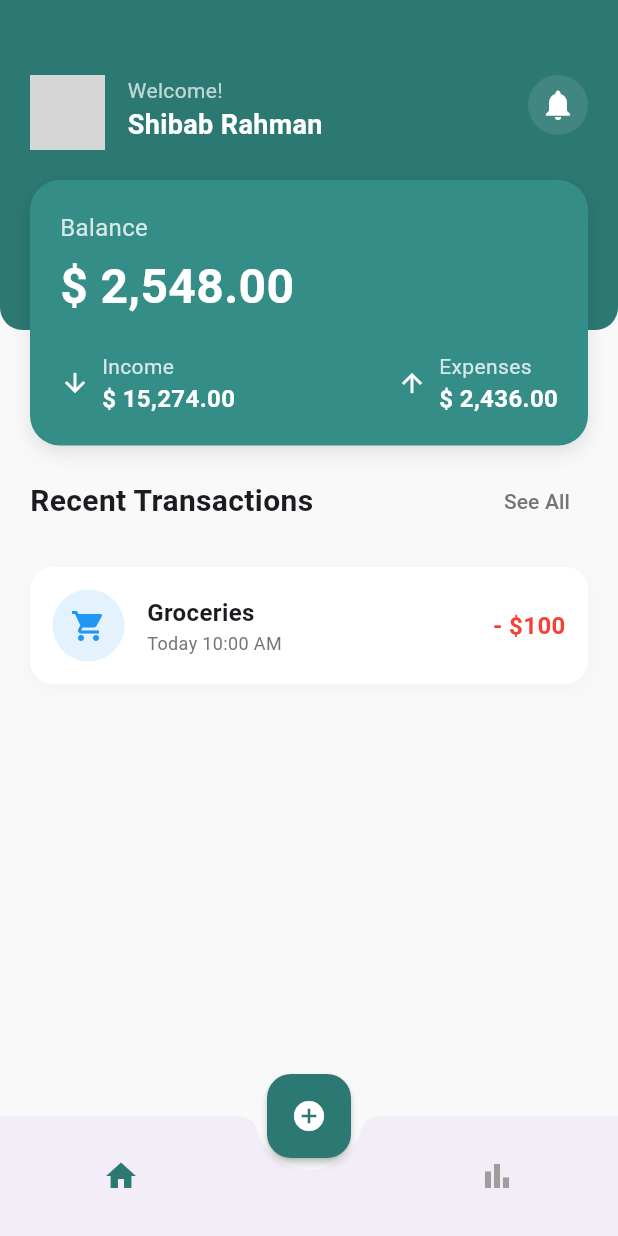
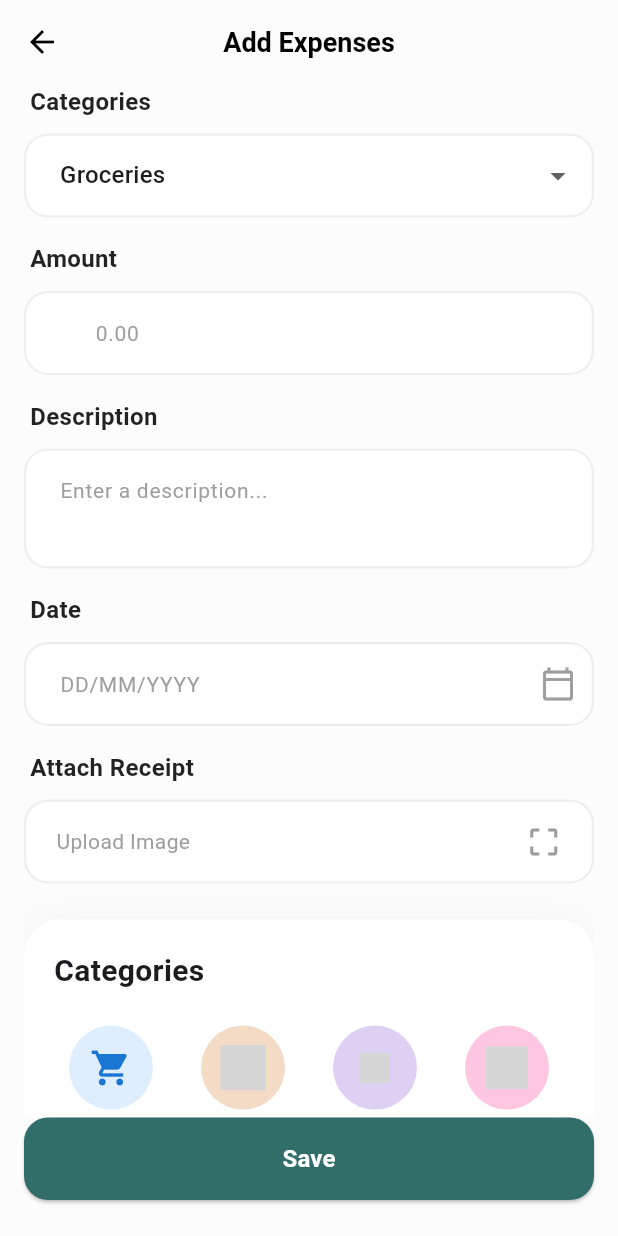
Before and after one commit to rrma1710/mtf_expense_tracker_flutter, a Flutter app: the FinanceHomePage screen opened directly, after a tap on the "add circle" icon, on a phone screen of 412 x 824 dp. Run offline on Flutter 3.47's test engine with Material 3 defaults, Android fonts, the phone set to English and light mode, and no system bars; our stand-ins replace flutter_svg, google_fonts; network calls fail; grey boxes are pictures that could not be loaded.

Commit message:
update add expense

```diff
--- /dev/null
+++ b/expense_tracker/lib/page/add_expanse_page.dart
@@ -0,0 +1,357 @@
+import 'package:flutter/material.dart';
+import 'package:flutter_svg/flutter_svg.dart';
+
+class AddExpensePage extends StatefulWidget {
+  const AddExpensePage({super.key});
+
+  @override
+  State<AddExpensePage> createState() => _AddExpensePageState();
+}
+
+class _AddExpensePageState extends State<AddExpensePage> {
+  String? _selectedCategory = 'Groceries';
+  final List<String> _categories = [
+    'Groceries',
+    'Entertainment',
+    'Transportation',
+    'Shopping',
+    'Food & Drinks',
+    'Fitness',
+    'Insurance',
+  ];
+
+  // Data untuk grid kategori
+  final List<Map<String, dynamic>> categoryGridItems = [
+    {
+      'icon': Icons.shopping_cart,
+      'label': 'Groceries',
+      'color': const Color(0xFFDEEEFF),
+      'iconColor': Colors.blue.shade700,
+    },
+    {
+      'icon': 'assets/icon/entertainment.svg',
+      'label': 'Entertainment',
+      'color': const Color(0xFFF3DBC5),
+      'size': 30.0,
+    },
+    {
+      'icon': 'assets/icon/Transportation.svg',
+      'label': 'Transportation',
+      'color': const Color(0xFFDDD0F3),
+      'size': 20.0,
+    },
+    {
+      'icon': 'assets/icon/Shopping.svg',
+      'label': 'Shopping',
+      'color': const Color(0xFFFFC6E2),
+    },
+    {
+      'icon': 'assets/icon/food.svg',
+      'label': 'Food & Drinks',
+      'color': const Color(0xFFFCE5BB),
+      'size': 30.0,
+    },
+    {
+      'icon': 'assets/icon/Fitnes.svg',
+      'label': 'Fitness',
+      'color': const Color(0xFF87DCD7),
+      'size': 30.0,
+    },
+    {
+      'icon': 'assets/icon/Insurance.svg',
+      'label': 'Insurance',
+      'color': const Color(0xFF98EAFF),
+    },
+    {
+      'icon': Icons.more_horiz,
+      'label': 'Other',
+      'color': const Color(0xFF538582),
+      'size': 30.0,
+      // Tidak ada iconColor, akan pakai warna default (putih)
+    },
+  ];
+
+  InputDecoration _buildInputDecoration({
+    String? hintText,
+    Widget? suffixIcon,
+    String? prefixText,
+  }) {
+    return InputDecoration(
+      hintText: hintText,
+      suffixIcon: suffixIcon,
+      prefixText: prefixText,
+      filled: true,
+      fillColor: Colors.white,
+      contentPadding: const EdgeInsets.symmetric(horizontal: 20, vertical: 16),
+      border: OutlineInputBorder(
+        borderRadius: BorderRadius.circular(16),
+        borderSide: BorderSide.none,
+      ),
+      enabledBorder: OutlineInputBorder(
+        borderRadius: BorderRadius.circular(16),
+        borderSide: BorderSide(color: Colors.grey.shade200, width: 1.5),
+      ),
+      focusedBorder: OutlineInputBorder(
+        borderRadius: BorderRadius.circular(16),
+        borderSide: BorderSide(color: const Color(0xFF316D69), width: 1.5),
+      ),
+      hintStyle: const TextStyle(color: Colors.grey, fontSize: 14),
+      prefixStyle: const TextStyle(color: Colors.black, fontSize: 16),
+    );
+  }
+
+  @override
+  Widget build(BuildContext context) {
+    const scaffoldBgColor = Color(0xFFFCFCFC);
+
+    return Scaffold(
+      backgroundColor: scaffoldBgColor,
+      appBar: AppBar(
+        backgroundColor: scaffoldBgColor,
+        surfaceTintColor: Colors.transparent,
+        elevation: 0,
+        centerTitle: true,
+        leading: const Icon(Icons.arrow_back, color: Colors.black),
+        title: const Text(
+          'Add Expenses',
+          style: TextStyle(
+            color: Colors.black,
+            fontSize: 18,
+            fontWeight: FontWeight.bold,
+          ),
+        ),
+      ),
+      body: Padding(
+        padding: const EdgeInsets.symmetric(horizontal: 16.0),
+        child: Column(
+          crossAxisAlignment: CrossAxisAlignment.start,
+          children: [
+            Expanded(
+              child: SingleChildScrollView(
+                child: Column(
+                  crossAxisAlignment: CrossAxisAlignment.start,
+                  children: [
+                    _buildSectionTitle('Categories'),
+                    DropdownButtonFormField<String>(
+                      value: _selectedCategory,
+                      items: _categories.map((String category) {
+                        return DropdownMenuItem<String>(
+                          value: category,
+                          child: Text(category),
+                        );
+                      }).toList(),
+                      onChanged: (newValue) {
+                        setState(() {
+                          _selectedCategory = newValue;
+                        });
+                      },
+                      decoration: _buildInputDecoration(),
+                    ),
+                    const SizedBox(height: 16),
+                    _buildSectionTitle('Amount'),
+                    TextFormField(
+                      keyboardType: TextInputType.number,
+                      decoration: _buildInputDecoration(
+                        hintText: '0.00',
+                        prefixText: 'Rp ',
+                      ),
+                    ),
+                    const SizedBox(height: 16),
+                    _buildSectionTitle('Description'),
+                    TextFormField(
+                      maxLines: 2,
+                      decoration: _buildInputDecoration(
+                        hintText: 'Enter a description...',
+                      ),
+                    ),
+                    const SizedBox(height: 16),
+                    _buildSectionTitle('Date'),
+                    TextFormField(
+                      readOnly: true,
+                      decoration: _buildInputDecoration(
+                        hintText: 'DD/MM/YYYY',
+                        suffixIcon: const Icon(
+                          Icons.calendar_today_outlined,
+                          color: Colors.grey,
+                        ),
+                      ),
+                      onTap: () {},
+                    ),
+                    const SizedBox(height: 16),
+                    _buildSectionTitle('Attach Receipt'),
+                    GestureDetector(
+                      onTap: () {},
+                      child: Container(
+                        height: 56,
+                        padding: const EdgeInsets.symmetric(horizontal: 20),
+                        decoration: BoxDecoration(
+                          color: Colors.white,
+                          borderRadius: BorderRadius.circular(16),
+                          border: Border.all(
+                            color: Colors.grey.shade200,
+                            width: 1.5,
+                          ),
+                        ),
+                        child: const Row(
+                          mainAxisAlignment: MainAxisAlignment.spaceBetween,
+                          children: [
+                            Text(
+                              'Upload Image',
+                              style: TextStyle(
+                                color: Colors.grey,
+                                fontSize: 14,
+                              ),
+                            ),
+                            Icon(Icons.crop_free, color: Colors.grey),
+                          ],
+                        ),
+                      ),
+                    ),
+                    const SizedBox(height: 24),
+                    Container(
+                      padding: const EdgeInsets.all(20.0),
+                      decoration: BoxDecoration(
+                        color: Colors.white,
+                        borderRadius: BorderRadius.circular(24.0),
+                        boxShadow: [
+                          BoxShadow(
+                            color: Colors.black.withOpacity(0.05),
+                            spreadRadius: 0,
+                            blurRadius: 20,
+                            offset: const Offset(0, 5),
+                          ),
+                        ],
+                      ),
+                      child: Column(
+                        crossAxisAlignment: CrossAxisAlignment.start,
+                        mainAxisSize: MainAxisSize.min,
+                        children: [
+                          const Text(
+                            'Categories',
+                            style: TextStyle(
+                              fontSize: 20,
+                              fontWeight: FontWeight.bold,
+                            ),
+                          ),
+                          const SizedBox(height: 20),
+                          GridView.builder(
+                            shrinkWrap: true,
+                            physics: const NeverScrollableScrollPhysics(),
+                            gridDelegate:
+                                const SliverGridDelegateWithFixedCrossAxisCount(
+                                  crossAxisCount: 4,
+                                  crossAxisSpacing: 12,
+                                  mainAxisSpacing: 16,
+                                  childAspectRatio: 0.9,
+                                ),
+                            itemCount: categoryGridItems.length,
+                            itemBuilder: (context, index) {
+                              final item = categoryGridItems[index];
+                              return _buildCategoryGridItem(
+                                item['icon'],
+                                item['label'],
+                                item['color'],
+                                iconSize:
+                                    (item['size'] as num?)?.toDouble() ?? 28.0,
+                                iconColor:
+                                    item['iconColor'], // <-- DIUBAH: Mengirim data iconColor
+                              );
+                            },
+                          ),
+                        ],
+                      ),
+                    ),
+                    const SizedBox(height: 24),
+                  ],
+                ),
+              ),
+            ),
+          ],
+        ),
+      ),
+      bottomNavigationBar: Padding(
+        padding: const EdgeInsets.fromLTRB(16, 0, 16, 24),
+        child: ElevatedButton(
+          onPressed: () {},
+          style: ElevatedButton.styleFrom(
+            padding: const EdgeInsets.symmetric(vertical: 16),
+            backgroundColor: const Color(0xFF316D69),
+            shape: RoundedRectangleBorder(
+              borderRadius: BorderRadius.circular(16),
+            ),
+          ),
+          child: const Text(
+            'Save',
+            style: TextStyle(
+              fontSize: 16,
+              fontWeight: FontWeight.bold,
+              color: Colors.white,
+            ),
+          ),
+        ),
+      ),
+    );
+  }
+
+  Widget _buildSectionTitle(String title) {
+    return Padding(
+      padding: const EdgeInsets.only(bottom: 10.0, left: 4.0),
+      child: Text(
+        title,
+        style: const TextStyle(
+          fontSize: 16,
+          fontWeight: FontWeight.w600,
+          color: Colors.black87,
+        ),
+      ),
+    );
+  }
+
+  // DIUBAH: Menerima parameter iconColor
+  Widget _buildCategoryGridItem(
+    dynamic icon,
+    String label,
+    Color color, {
+    double iconSize = 28.0,
+    Color? iconColor,
+  }) {
+    Widget iconWidget;
+    if (icon is String) {
+      final iconPath = icon.endsWith('.svg') ? icon : '$icon.svg';
+
+      iconWidget = SvgPicture.asset(
+        iconPath,
+        width: iconSize,
+        height: iconSize,
+      );
+    } else if (icon is IconData) {
+      // DIUBAH: Menggunakan warna dari parameter
+      iconWidget = Icon(
+        icon,
+        // Jika iconColor tidak ada, maka pakai warna putih sebagai default
+        color: iconColor ?? Colors.white,
+        size: iconSize,
+      );
+    } else {
+      iconWidget = const SizedBox.shrink();
+    }
+    return Column(
+      mainAxisAlignment: MainAxisAlignment.center,
+      children: [
+        CircleAvatar(radius: 28, backgroundColor: color, child: iconWidget),
+        const SizedBox(height: 8),
+        Text(
+          label,
+          textAlign: TextAlign.center,
+          maxLines: 1,
+          style: const TextStyle(
+            fontSize: 12,
+            color: Colors.black54,
+            fontWeight: FontWeight.w500,
+          ),
+          overflow: TextOverflow.ellipsis,
+        ),
+      ],
+    );
+  }
+}
--- a/expense_tracker/lib/page/balance_page.dart
+++ b/expense_tracker/lib/page/balance_page.dart
@@ -1,3 +1,4 @@
+import 'package:coba/page/add_expanse_page.dart';
 import 'package:flutter/material.dart';
 import 'package:flutter/services.dart';
 
@@ -19,6 +20,7 @@ class Transaction {
     required this.iconColor,
   });
 }
+
 // --- DIUBAH: Dari StatelessWidget menjadi StatefulWidget ---
 class FinanceHomePage extends StatefulWidget {
   const FinanceHomePage({super.key});
@@ -89,7 +91,13 @@ class _FinanceHomePageState extends State<FinanceHomePage> {
         ),
       ),
       floatingActionButton: FloatingActionButton(
-        onPressed: () {},
+        onPressed: () {
+          Navigator.push(
+            // ← Sekarang akan bekerja
+            context,
+            MaterialPageRoute(builder: (context) => AddExpensePage()),
+          );
+        },
         backgroundColor: const Color(0xFF2C7873),
         child: const Icon(Icons.add_circle, color: Colors.white),
         elevation: 2.0,
@@ -145,20 +153,25 @@ class _FinanceHomePageState extends State<FinanceHomePage> {
                   const CircleAvatar(
                     radius: 25,
                     backgroundImage: NetworkImage(
-                        'https://i.pravatar.cc/150?img=32'),
+                      'https://i.pravatar.cc/150?img=32',
+                    ),
                   ),
                   const SizedBox(width: 15),
                   const Column(
                     crossAxisAlignment: CrossAxisAlignment.start,
                     children: [
-                      Text('Welcome!',
-                          style:
-                          TextStyle(color: Colors.white70, fontSize: 14)),
-                      Text('Shibab Rahman',
+                      Text(
+                        'Welcome!',
+                        style: TextStyle(color: Colors.white70, fontSize: 14),
+                      ),
+                      Text(
+                        'Shibab Rahman',
                         style: TextStyle(
                           color: Colors.white,
                           fontSize: 18,
-                              fontWeight: FontWeight.bold)),
+                          fontWeight: FontWeight.bold,
+                        ),
+                      ),
                     ],
                   ),
                   const Spacer(),
@@ -169,7 +182,7 @@ class _FinanceHomePageState extends State<FinanceHomePage> {
                       shape: BoxShape.circle,
                     ),
                     child: const Icon(Icons.notifications, color: Colors.white),
-                  )
+                  ),
                 ],
               ),
             ),
@@ -188,31 +201,44 @@ class _FinanceHomePageState extends State<FinanceHomePage> {
                     color: Colors.black.withOpacity(0.1),
                     blurRadius: 10,
                     offset: const Offset(0, 5),
-                  )
+                  ),
                 ],
               ),
               child: Column(
                 crossAxisAlignment: CrossAxisAlignment.start,
                 children: [
-                  Text('Balance',
+                  Text(
+                    'Balance',
                     style: TextStyle(
-                          color: Colors.white.withOpacity(0.8), fontSize: 16)),
+                      color: Colors.white.withOpacity(0.8),
+                      fontSize: 16,
+                    ),
+                  ),
                   const SizedBox(height: 5),
-                  const Text('\$ 2,548.00',
+                  const Text(
+                    '\$ 2,548.00',
                     style: TextStyle(
                       color: Colors.white,
                       fontSize: 32,
-                          fontWeight: FontWeight.bold)),
+                      fontWeight: FontWeight.bold,
+                    ),
+                  ),
                   const SizedBox(height: 20),
                   Row(
                     mainAxisAlignment: MainAxisAlignment.spaceBetween,
                     children: [
                       _buildIncomeExpense(
-                          'Income', '\$ 15,274.00', Icons.arrow_downward),
+                        'Income',
+                        '\$ 15,274.00',
+                        Icons.arrow_downward,
+                      ),
                       _buildIncomeExpense(
-                          'Expenses', '\$ 2,436.00', Icons.arrow_upward),
+                        'Expenses',
+                        '\$ 2,436.00',
+                        Icons.arrow_upward,
+                      ),
                     ],
-                  )
+                  ),
                 ],
               ),
             ),
@@ -231,16 +257,23 @@ class _FinanceHomePageState extends State<FinanceHomePage> {
         Column(
           crossAxisAlignment: CrossAxisAlignment.start,
           children: [
-            Text(title,
+            Text(
+              title,
               style: TextStyle(
-                    color: Colors.white.withOpacity(0.8), fontSize: 14)),
-            Text(amount,
+                color: Colors.white.withOpacity(0.8),
+                fontSize: 14,
+              ),
+            ),
+            Text(
+              amount,
               style: const TextStyle(
                 color: Colors.white,
                 fontSize: 16,
-                    fontWeight: FontWeight.w600)),
+                fontWeight: FontWeight.w600,
+              ),
+            ),
           ],
-        )
+        ),
       ],
     );
   }
@@ -248,8 +281,9 @@ class _FinanceHomePageState extends State<FinanceHomePage> {
   // --- DIUBAH: Widget ini sekarang membangun list secara dinamis ---
   Widget _buildRecentTransactions() {
     // Menentukan list mana yang akan ditampilkan berdasarkan state _showAll
-    final transactionsToShow =
-    _showAll ? _transactions : _transactions.sublist(0, 1);
+    final transactionsToShow = _showAll
+        ? _transactions
+        : _transactions.sublist(0, 1);
 
     return Padding(
       padding: const EdgeInsets.symmetric(horizontal: 20.0),
@@ -259,18 +293,23 @@ class _FinanceHomePageState extends State<FinanceHomePage> {
           Row(
             mainAxisAlignment: MainAxisAlignment.spaceBetween,
             children: [
-              const Text('Recent Transactions',
-                  style: TextStyle(fontSize: 20, fontWeight: FontWeight.bold)),
+              const Text(
+                'Recent Transactions',
+                style: TextStyle(fontSize: 20, fontWeight: FontWeight.bold),
+              ),
               // --- DIUBAH: Menjadi TextButton ---
               TextButton(
                 onPressed: () {
                   // Memanggil setState untuk memberitahu Flutter agar membangun ulang UI
                   setState(() {
-                    _showAll = !_showAll; // Toggle nilainya (true -> false, false -> true)
+                    _showAll =
+                        !_showAll; // Toggle nilainya (true -> false, false -> true)
                   });
                 },
                 child: Text(
-                  _showAll ? 'See Less' : 'See All', // Teks berubah sesuai state
+                  _showAll
+                      ? 'See Less'
+                      : 'See All', // Teks berubah sesuai state
                   style: TextStyle(color: Colors.grey[600]),
                 ),
               ),
@@ -294,8 +333,14 @@ class _FinanceHomePageState extends State<FinanceHomePage> {
   }
 
   // Widget untuk setiap item transaksi (tidak ada perubahan di sini)
-  Widget _buildTransactionItem(IconData icon, String title, String subtitle,
-      String amount, Color backgroundColor, Color iconColor) {
+  Widget _buildTransactionItem(
+    IconData icon,
+    String title,
+    String subtitle,
+    String amount,
+    Color backgroundColor,
+    Color iconColor,
+  ) {
     // ... (kode ini tetap sama)
     return Container(
       margin: const EdgeInsets.only(bottom: 15),
@@ -308,7 +353,7 @@ class _FinanceHomePageState extends State<FinanceHomePage> {
             color: Colors.grey.withOpacity(0.08),
             blurRadius: 10,
             offset: const Offset(0, 4),
-          )
+          ),
         ],
       ),
       child: Row(
@@ -326,19 +371,28 @@ class _FinanceHomePageState extends State<FinanceHomePage> {
             child: Column(
               crossAxisAlignment: CrossAxisAlignment.start,
               children: [
-                Text(title,
+                Text(
+                  title,
                   style: const TextStyle(
-                        fontSize: 16, fontWeight: FontWeight.bold)),
-                Text(subtitle,
-                    style: TextStyle(fontSize: 12, color: Colors.grey[600])),
+                    fontSize: 16,
+                    fontWeight: FontWeight.bold,
+                  ),
+                ),
+                Text(
+                  subtitle,
+                  style: TextStyle(fontSize: 12, color: Colors.grey[600]),
+                ),
               ],
             ),
           ),
-          Text(amount,
+          Text(
+            amount,
             style: const TextStyle(
               fontSize: 16,
               fontWeight: FontWeight.bold,
-                  color: Colors.red)),
+              color: Colors.red,
+            ),
+          ),
         ],
       ),
     );
```
Also changed, not shown: expense_tracker/pubspec.lock, 4 other files. Lines whose indentation alone changed are shown as unchanged.
